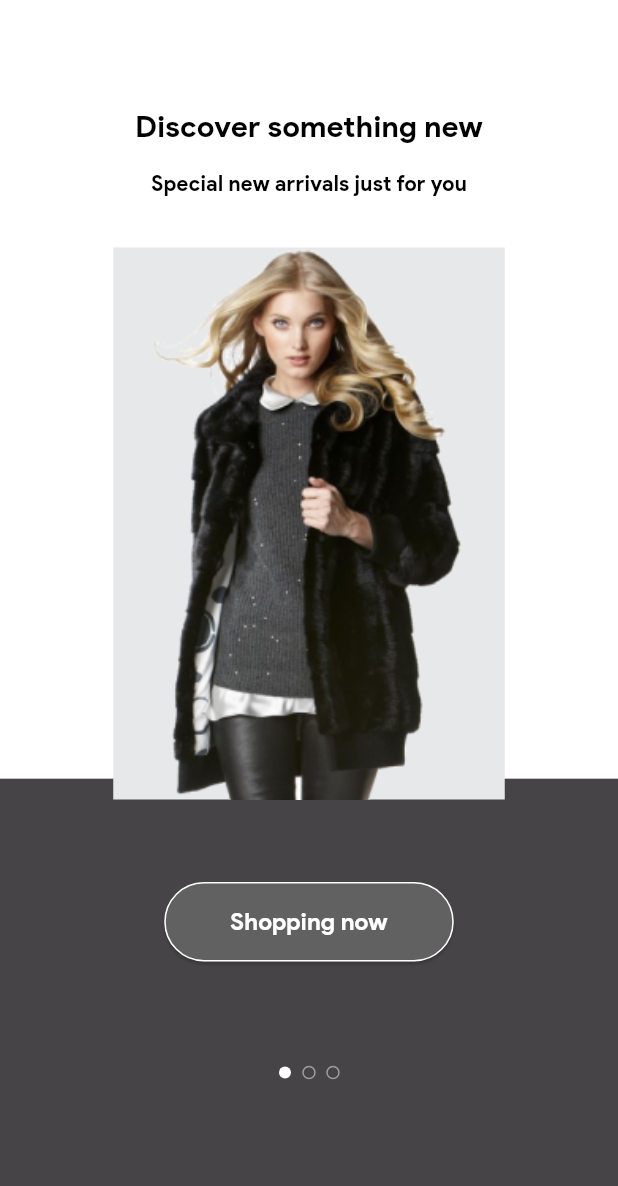
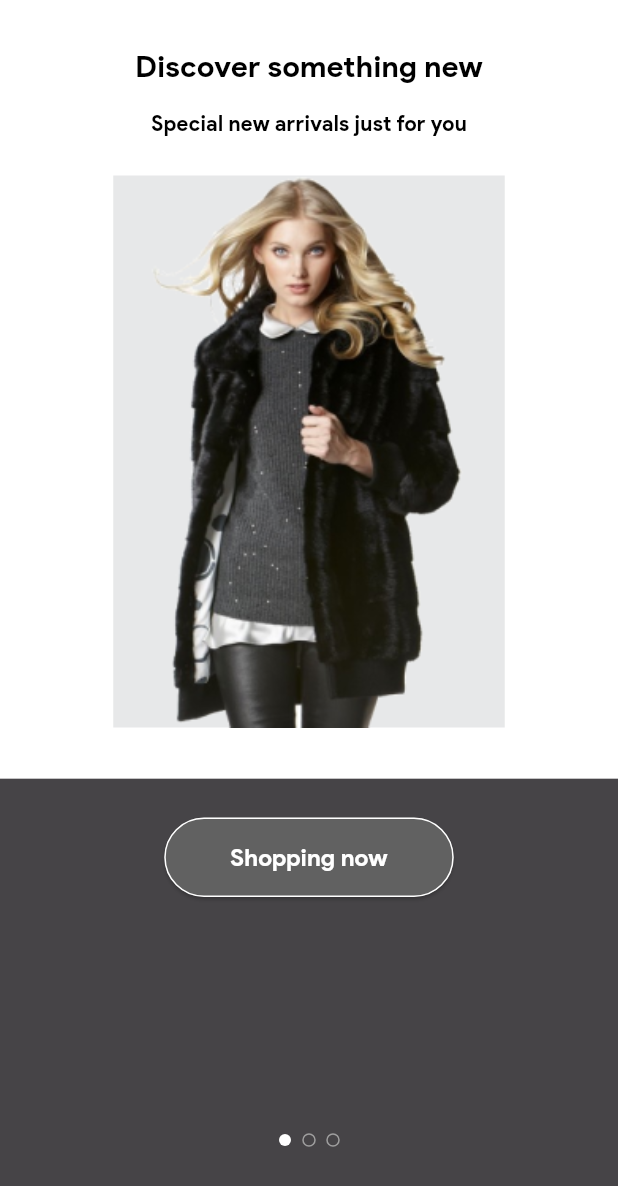
Before and after one commit to tanvirahmmad/gemstore_ecommerce, a Flutter app: the OnBoarding screen opened directly, on a phone screen of 412 x 824 dp. Shown: the top 1186 px of the screen. Run offline on Flutter 3.47's test engine with Material 3 defaults, Android fonts, the light colour scheme and no system bars; drawn by our look-alikes of smooth_page_indicator; our stand-ins replace bloc, equatable, flutter_bloc, shared_preferences; accounts and stored records are empty; network calls fail.

Commit message:
height and width perfection on onboarding screen

```diff
--- a/lib/features/screens/entry_screens/intro_screens_one/IntroPageOne.dart
+++ b/lib/features/screens/entry_screens/intro_screens_one/IntroPageOne.dart
@@ -32,7 +32,7 @@ class _IntroPageOneState extends State<IntroPageOne> {
 
           Column(
               children: [
-                const SizedBox(height: 70),
+                const SizedBox(height: 30),
                 Container(
                   child: Center(
                     child: Text(
@@ -63,9 +63,9 @@ class _IntroPageOneState extends State<IntroPageOne> {
                   ),
                 ),
 
-                SizedBox(height: 33),
+                SizedBox(height: 25),
                 Container(
-                  height: 368,
+                  height:  368,
                   width: 261,
                   color: Color(int.parse(MyColor.myColorThree)),
                   child: Image.asset(
@@ -73,7 +73,7 @@ class _IntroPageOneState extends State<IntroPageOne> {
                     fit: BoxFit.fitHeight,
                   ),
                 ),
-                SizedBox(height: 55,),
+                const SizedBox(height: 60,),
 
                 Container(
                   child: ElevatedButton(
--- a/lib/features/screens/entry_screens/onboarding_state/on_boarding_state.dart
+++ b/lib/features/screens/entry_screens/onboarding_state/on_boarding_state.dart
@@ -31,7 +31,7 @@ class _OnBoardingState extends State<OnBoarding> {
           Align(
             alignment: Alignment.bottomCenter,
             child: Padding(
-              padding: const EdgeInsets.only(bottom: 105),
+              padding: const EdgeInsets.only(bottom:60),
               child: SmoothPageIndicator(
                 controller: _pageController,
                 count: screens.length,
```
